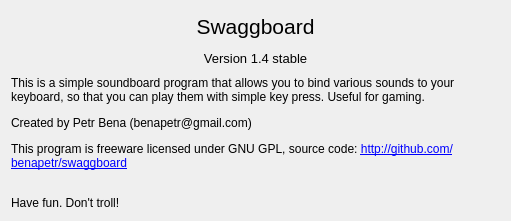
Above: src/swaggboard/information.ui from benapetr/swaggboard before the change. Below: the same form after it.
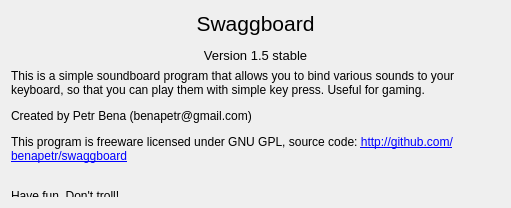
That is the form after the change.

Diff of the .ui file:
```diff
--- a/src/swaggboard/information.ui
+++ b/src/swaggboard/information.ui
@@ -7,7 +7,7 @@
     <x>0</x>
     <y>0</y>
     <width>511</width>
-    <height>221</height>
+    <height>208</height>
    </rect>
   </property>
   <property name="windowTitle">
@@ -17,7 +17,7 @@
    <item>
     <widget class="QLabel" name="label">
      <property name="text">
-      <string>&lt;html&gt;&lt;head/&gt;&lt;body&gt;&lt;p align=&quot;center&quot;&gt;&lt;span style=&quot; font-size:16pt;&quot;&gt;Swaggboard&lt;/span&gt;&lt;/p&gt;&lt;p align=&quot;center&quot;&gt;&lt;span style=&quot; font-size:10pt;&quot;&gt;Version 1.4 stable&lt;/span&gt;&lt;/p&gt;&lt;/body&gt;&lt;/html&gt;</string>
+      <string>&lt;html&gt;&lt;head/&gt;&lt;body&gt;&lt;p align=&quot;center&quot;&gt;&lt;span style=&quot; font-size:16pt;&quot;&gt;Swaggboard&lt;/span&gt;&lt;/p&gt;&lt;p align=&quot;center&quot;&gt;&lt;span style=&quot; font-size:10pt;&quot;&gt;Version 1.5 stable&lt;/span&gt;&lt;/p&gt;&lt;/body&gt;&lt;/html&gt;</string>
      </property>
     </widget>
    </item>
```
